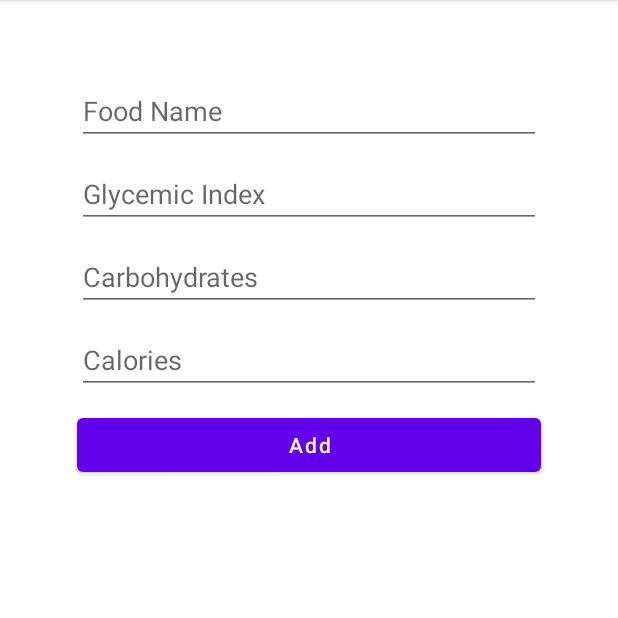
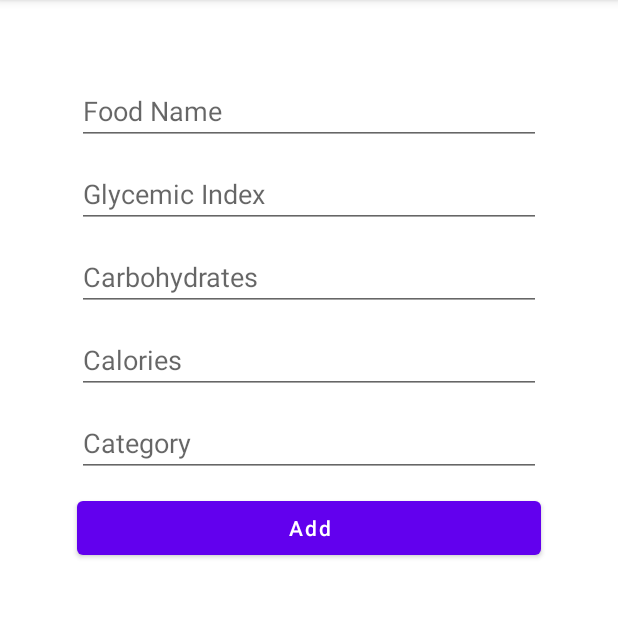
Before and after one commit to metehanbolatt/GilesemicIndexApp, an Android app: the AddFragment screen opened through its navigation route, on a phone screen of 412 x 824 dp, the part 84-702 px from its top. Run offline under Robolectric (Android 15) with nearby library versions, the phone set to English and light mode, and no system bars; our stand-ins replace Room's generated code; network calls fail; 1 statement that could not run was skipped.

Commit message:
Veri update işlemi başarılı bir şekilde çalışıyor

```diff
--- a/app/build.gradle
+++ b/app/build.gradle
@@ -3,6 +3,7 @@ plugins {
     id 'org.jetbrains.kotlin.android'
     id 'com.google.gms.google-services'
     id 'kotlin-kapt'
+    id 'kotlin-android-extensions'
     id 'androidx.navigation.safeargs.kotlin'
 }
 
--- a/app/src/main/java/com/metehanbolat/gliserichomework/roommodel/CategoryModel.kt
+++ b/app/src/main/java/com/metehanbolat/gliserichomework/model/CategoryModel.kt
@@ -1,4 +1,4 @@
-package com.metehanbolat.gliserichomework.roommodel
+package com.metehanbolat.gliserichomework.model
 
 import androidx.room.Entity
 import androidx.room.PrimaryKey
--- a/app/src/main/java/com/metehanbolat/gliserichomework/roomrelations/CategoryWithFoodFeatures.kt
+++ b/app/src/main/java/com/metehanbolat/gliserichomework/roomdatabase/CategoryWithFoodFeatures.kt
@@ -1,9 +1,9 @@
-package com.metehanbolat.gliserichomework.roomrelations
+package com.metehanbolat.gliserichomework.roomdatabase
 
 import androidx.room.Embedded
 import androidx.room.Relation
-import com.metehanbolat.gliserichomework.roommodel.FoodFeaturesModel
-import com.metehanbolat.gliserichomework.roommodel.CategoryModel
+import com.metehanbolat.gliserichomework.model.FoodFeaturesModel
+import com.metehanbolat.gliserichomework.model.CategoryModel
 
 data class CategoryWithFoodFeatures(
     @Embedded val category: CategoryModel,
--- a/app/src/main/java/com/metehanbolat/gliserichomework/roomdatabase/foodfeaturesdata/FoodFeaturesDao.kt
+++ b/app/src/main/java/com/metehanbolat/gliserichomework/roomdatabase/FoodFeaturesDao.kt
@@ -1,16 +1,18 @@
-package com.metehanbolat.gliserichomework.roomdatabase.foodfeaturesdata
+package com.metehanbolat.gliserichomework.roomdatabase
 
 import androidx.lifecycle.LiveData
 import androidx.room.*
-import com.metehanbolat.gliserichomework.roommodel.FoodFeaturesModel
-import com.metehanbolat.gliserichomework.roommodel.CategoryModel
-import com.metehanbolat.gliserichomework.roomrelations.CategoryWithFoodFeatures
+import com.metehanbolat.gliserichomework.model.FoodFeaturesModel
+import com.metehanbolat.gliserichomework.model.CategoryModel
 
 @Dao
 interface FoodFeaturesDao {
 
     @Insert(onConflict = OnConflictStrategy.IGNORE)
     suspend fun addFoodFeatures(foodFeaturesModel: FoodFeaturesModel)
+
+    @Update
+    suspend fun updateFoodFeatures(foodFeaturesModel: FoodFeaturesModel)
 
     @Insert(onConflict = OnConflictStrategy.IGNORE)
     suspend fun addTitle(categoryModel: CategoryModel)
--- a/app/src/main/java/com/metehanbolat/gliserichomework/roomdatabase/FoodFeaturesDatabase.kt
+++ b/app/src/main/java/com/metehanbolat/gliserichomework/roomdatabase/FoodFeaturesDatabase.kt
@@ -4,9 +4,8 @@ import android.content.Context
 import androidx.room.Database
 import androidx.room.Room
 import androidx.room.RoomDatabase
-import com.metehanbolat.gliserichomework.roommodel.FoodFeaturesModel
-import com.metehanbolat.gliserichomework.roommodel.CategoryModel
-import com.metehanbolat.gliserichomework.roomdatabase.foodfeaturesdata.FoodFeaturesDao
+import com.metehanbolat.gliserichomework.model.FoodFeaturesModel
+import com.metehanbolat.gliserichomework.model.CategoryModel
 
 @Database(entities = [CategoryModel::class, FoodFeaturesModel::class], version = 1, exportSchema = false)
 abstract class FoodFeaturesDatabase: RoomDatabase() {
--- a/app/src/main/java/com/metehanbolat/gliserichomework/view/fragment/AddUpdateFragment.kt
+++ b/app/src/main/java/com/metehanbolat/gliserichomework/view/fragment/AddFragment.kt
@@ -9,13 +9,13 @@ import android.widget.Toast
 import androidx.lifecycle.ViewModelProvider
 import androidx.navigation.fragment.findNavController
 import com.metehanbolat.gliserichomework.R
-import com.metehanbolat.gliserichomework.databinding.FragmentAddUpdateBinding
-import com.metehanbolat.gliserichomework.roommodel.FoodFeaturesModel
+import com.metehanbolat.gliserichomework.databinding.FragmentAddBinding
+import com.metehanbolat.gliserichomework.model.FoodFeaturesModel
 import com.metehanbolat.gliserichomework.viewmodel.MainFragmentViewModel
 
-class AddUpdateFragment : Fragment() {
+class AddFragment : Fragment() {
 
-    private var _binding : FragmentAddUpdateBinding? = null
+    private var _binding : FragmentAddBinding? = null
     private val binding get() = _binding!!
 
     private lateinit var mainFragmentViewModel: MainFragmentViewModel
@@ -24,7 +24,7 @@ class AddUpdateFragment : Fragment() {
         inflater: LayoutInflater, container: ViewGroup?,
         savedInstanceState: Bundle?
     ): View {
-        _binding = FragmentAddUpdateBinding.inflate(inflater, container, false)
+        _binding = FragmentAddBinding.inflate(inflater, container, false)
         val view = binding.root
 
         mainFragmentViewModel = ViewModelProvider(this)[MainFragmentViewModel::class.java]
@@ -35,7 +35,7 @@ class AddUpdateFragment : Fragment() {
     override fun onViewCreated(view: View, savedInstanceState: Bundle?) {
         super.onViewCreated(view, savedInstanceState)
 
-        binding.foodButton.setOnClickListener {
+        binding.addButton.setOnClickListener {
             insertDataToDatabase()
         }
     }
--- a/app/src/main/java/com/metehanbolat/gliserichomework/view/fragment/MainFragment.kt
+++ b/app/src/main/java/com/metehanbolat/gliserichomework/view/fragment/MainFragment.kt
@@ -13,8 +13,8 @@ import androidx.navigation.fragment.findNavController
 import com.metehanbolat.gliserichomework.R
 import com.metehanbolat.gliserichomework.adapter.FoodFeaturesRecyclerAdapter
 import com.metehanbolat.gliserichomework.databinding.FragmentMainBinding
-import com.metehanbolat.gliserichomework.roommodel.FoodFeaturesModel
-import com.metehanbolat.gliserichomework.roommodel.CategoryModel
+import com.metehanbolat.gliserichomework.model.FoodFeaturesModel
+import com.metehanbolat.gliserichomework.model.CategoryModel
 import com.metehanbolat.gliserichomework.utils.Constants.URL
 import com.metehanbolat.gliserichomework.viewmodel.MainFragmentViewModel
 import kotlinx.coroutines.Dispatchers
--- a/app/src/main/res/layout/food_features_row.xml
+++ b/app/src/main/res/layout/food_features_row.xml
@@ -1,5 +1,6 @@
 <?xml version="1.0" encoding="utf-8"?>
 <LinearLayout
+    android:id="@+id/rowConstraint"
     xmlns:android="http://schemas.android.com/apk/res/android"
     android:layout_width="match_parent"
     android:layout_height="wrap_content"
--- /dev/null
+++ b/app/src/main/res/layout/fragment_add.xml
@@ -0,0 +1,82 @@
+<?xml version="1.0" encoding="utf-8"?>
+<androidx.constraintlayout.widget.ConstraintLayout xmlns:android="http://schemas.android.com/apk/res/android"
+    xmlns:tools="http://schemas.android.com/tools"
+    android:layout_width="match_parent"
+    android:layout_height="match_parent"
+    xmlns:app="http://schemas.android.com/apk/res-auto"
+    tools:context=".view.fragment.AddFragment">
+
+    <EditText
+        android:id="@+id/foodName"
+        android:layout_width="match_parent"
+        android:layout_height="wrap_content"
+        android:hint="Food Name"
+        android:layout_marginStart="50dp"
+        android:layout_marginEnd="50dp"
+        android:layout_marginTop="50dp"
+        app:layout_constraintTop_toTopOf="parent"
+        app:layout_constraintStart_toStartOf="parent"
+        app:layout_constraintEnd_toEndOf="parent" />
+
+    <EditText
+        android:id="@+id/glycemicIndex"
+        android:layout_width="match_parent"
+        android:layout_height="wrap_content"
+        android:hint="Glycemic Index"
+        android:layout_marginStart="50dp"
+        android:layout_marginEnd="50dp"
+        android:layout_marginTop="10dp"
+        app:layout_constraintStart_toStartOf="parent"
+        app:layout_constraintEnd_toEndOf="parent"
+        app:layout_constraintTop_toBottomOf="@id/foodName" />
+
+    <EditText
+        android:id="@+id/carbohydrates"
+        android:layout_width="match_parent"
+        android:layout_height="wrap_content"
+        android:hint="Carbohydrates"
+        android:layout_marginTop="10dp"
+        android:layout_marginEnd="50dp"
+        android:layout_marginStart="50dp"
+        app:layout_constraintStart_toStartOf="parent"
+        app:layout_constraintEnd_toEndOf="parent"
+        app:layout_constraintTop_toBottomOf="@id/glycemicIndex" />
+
+    <EditText
+        android:id="@+id/calories"
+        android:layout_width="match_parent"
+        android:layout_height="wrap_content"
+        android:hint="Calories"
+        android:layout_marginTop="10dp"
+        android:layout_marginEnd="50dp"
+        android:layout_marginStart="50dp"
+        app:layout_constraintStart_toStartOf="parent"
+        app:layout_constraintEnd_toEndOf="parent"
+        app:layout_constraintTop_toBottomOf="@id/carbohydrates" />
+
+    <EditText
+        android:id="@+id/category"
+        android:layout_width="match_parent"
+        android:layout_height="wrap_content"
+        android:hint="Category"
+        android:layout_marginStart="50dp"
+        android:layout_marginEnd="50dp"
+        android:layout_marginTop="10dp"
+        app:layout_constraintStart_toStartOf="parent"
+        app:layout_constraintEnd_toEndOf="parent"
+        app:layout_constraintTop_toBottomOf="@id/calories" />
+
+    <Button
+        android:id="@+id/addButton"
+        android:layout_width="match_parent"
+        android:layout_height="wrap_content"
+        android:text="Add"
+        android:textAllCaps="false"
+        android:layout_marginStart="50dp"
+        android:layout_marginEnd="50dp"
+        android:layout_marginTop="10dp"
+        app:layout_constraintStart_toStartOf="parent"
+        app:layout_constraintEnd_toEndOf="parent"
+        app:layout_constraintTop_toBottomOf="@id/category" />
+
+</androidx.constraintlayout.widget.ConstraintLayout>
--- a/app/src/main/res/navigation/nav_graph.xml
+++ b/app/src/main/res/navigation/nav_graph.xml
@@ -13,14 +13,29 @@
         <action
             android:id="@+id/action_mainFragment_to_addUpdateFragment"
             app:destination="@id/addUpdateFragment" />
+        <action
+            android:id="@+id/action_mainFragment_to_updateFragment"
+            app:destination="@id/updateFragment" />
     </fragment>
     <fragment
         android:id="@+id/addUpdateFragment"
-        android:name="com.metehanbolat.gliserichomework.view.fragment.AddUpdateFragment"
+        android:name="com.metehanbolat.gliserichomework.view.fragment.AddFragment"
         android:label="fragment_add_update"
-        tools:layout="@layout/fragment_add_update" >
+        tools:layout="@layout/fragment_add" >
         <action
             android:id="@+id/action_addUpdateFragment_to_mainFragment"
             app:destination="@id/mainFragment" />
     </fragment>
+    <fragment
+        android:id="@+id/updateFragment"
+        android:name="com.metehanbolat.gliserichomework.view.fragment.UpdateFragment"
+        android:label="fragment_update"
+        tools:layout="@layout/fragment_update" >
+        <action
+            android:id="@+id/action_updateFragment_to_mainFragment"
+            app:destination="@id/mainFragment" />
+        <argument
+            android:name="currentFoodFeatures"
+            app:argType="com.metehanbolat.gliserichomework.model.FoodFeaturesModel" />
+    </fragment>
 </navigation>
```
Also changed, not shown: app/src/main/java/com/metehanbolat/gliserichomework/adapter/FoodFeaturesRecyclerAdapter.kt (+8 -1 lines), app/src/main/java/com/metehanbolat/gliserichomework/model/FoodFeaturesModel.kt (renamed from app/src/main/java/com/metehanbolat/gliserichomework/roommodel/FoodFeaturesModel.kt, +5 -2 lines), app/src/main/java/com/metehanbolat/gliserichomework/repository/FoodFeaturesRepository.kt (renamed from app/src/main/java/com/metehanbolat/gliserichomework/roomdatabase/foodfeaturesdata/FoodFeaturesRepository.kt, +9 -4 lines), app/src/main/java/com/metehanbolat/gliserichomework/view/fragment/UpdateFragment.kt (added, +70 -0 lines), app/src/main/java/com/metehanbolat/gliserichomework/viewmodel/MainFragmentViewModel.kt (+10 -4 lines), app/src/main/res/layout/fragment_update.xml (renamed from app/src/main/res/layout/fragment_add_update.xml, +17 -5 lines).
